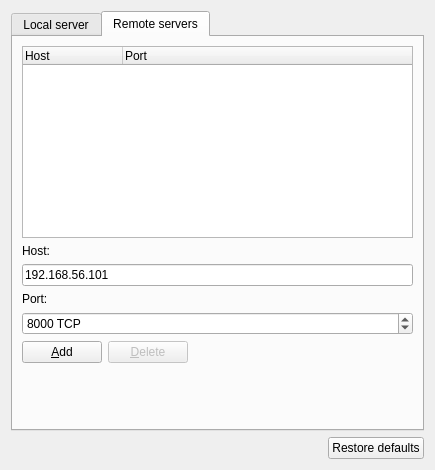
Qt form gns3/ui/server_preferences_page.ui (GNS3/gns3-gui) before a commit.
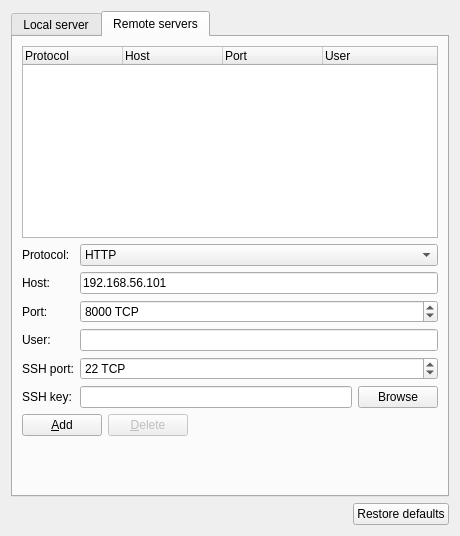
The same form after that commit. The open tabs and pages were chosen to show the change.

Patch:
```diff
--- a/gns3/ui/server_preferences_page.ui
+++ b/gns3/ui/server_preferences_page.ui
@@ -6,14 +6,14 @@
    <rect>
     <x>0</x>
     <y>0</y>
-    <width>435</width>
-    <height>445</height>
+    <width>460</width>
+    <height>536</height>
    </rect>
   </property>
   <property name="windowTitle">
    <string>Server</string>
   </property>
-  <layout class="QVBoxLayout">
+  <layout class="QVBoxLayout" name="verticalLayout">
    <item>
     <widget class="QTabWidget" name="uiTabWidget">
      <property name="currentIndex">
@@ -233,19 +233,67 @@
       <attribute name="title">
        <string>Remote servers</string>
       </attribute>
-      <layout class="QGridLayout" name="gridLayout_2">
-       <item row="0" column="0" colspan="2">
+      <layout class="QVBoxLayout" name="verticalLayout_3">
+       <item>
         <widget class="QTreeWidget" name="uiRemoteServersTreeWidget">
+         <property name="columnCount">
+          <number>4</number>
+         </property>
          <column>
           <property name="text">
-           <string>Host</string>
+           <string notr="true">Protocol</string>
           </property>
          </column>
          <column>
           <property name="text">
-           <string>Port</string>
+           <string notr="true">Host</string>
           </property>
          </column>
+         <column>
+          <property name="text">
+           <string notr="true">Port</string>
+          </property>
+         </column>
+         <column>
+          <property name="text">
+           <string>User</string>
+          </property>
+         </column>
+        </widget>
+       </item>
+       <item>
+        <layout class="QFormLayout" name="formLayout">
+         <property name="fieldGrowthPolicy">
+          <enum>QFormLayout::ExpandingFieldsGrow</enum>
+         </property>
+         <item row="0" column="0">
+          <widget class="QLabel" name="uiRemoteServerProtocolLabel">
+           <property name="text">
+            <string>Protocol:</string>
+           </property>
+          </widget>
+         </item>
+         <item row="0" column="1">
+          <widget class="QComboBox" name="uiRemoteServerProtocolComboBox">
+           <property name="sizePolicy">
+            <sizepolicy hsizetype="Expanding" vsizetype="Fixed">
+             <horstretch>0</horstretch>
+             <verstretch>0</verstretch>
+            </sizepolicy>
+           </property>
+           <property name="currentText">
+            <string>HTTP</string>
+           </property>
+           <item>
+            <property name="text">
+             <string>HTTP</string>
+            </property>
+           </item>
+           <item>
+            <property name="text">
+             <string>SSH</string>
+            </property>
+           </item>
         </widget>
        </item>
        <item row="1" column="0">
@@ -255,21 +303,106 @@
          </property>
         </widget>
        </item>
-       <item row="2" column="0" colspan="2">
+         <item row="1" column="1">
         <widget class="QLineEdit" name="uiRemoteServerPortLineEdit">
          <property name="text">
           <string>192.168.56.101</string>
          </property>
         </widget>
        </item>
-       <item row="3" column="0">
+         <item row="2" column="0">
         <widget class="QLabel" name="uiRemoteServerPortLabel">
          <property name="text">
           <string>Port:</string>
          </property>
         </widget>
        </item>
+         <item row="2" column="1">
+          <widget class="QSpinBox" name="uiRemoteServerPortSpinBox">
+           <property name="sizePolicy">
+            <sizepolicy hsizetype="Expanding" vsizetype="Fixed">
+             <horstretch>0</horstretch>
+             <verstretch>0</verstretch>
+            </sizepolicy>
+           </property>
+           <property name="suffix">
+            <string notr="true"> TCP</string>
+           </property>
+           <property name="maximum">
+            <number>65535</number>
+           </property>
+           <property name="value">
+            <number>8000</number>
+           </property>
+          </widget>
+         </item>
+         <item row="4" column="1">
+          <widget class="QSpinBox" name="uiRemoteServerSSHPortSpinBox">
+           <property name="sizePolicy">
+            <sizepolicy hsizetype="Expanding" vsizetype="Fixed">
+             <horstretch>0</horstretch>
+             <verstretch>0</verstretch>
+            </sizepolicy>
+           </property>
+           <property name="suffix">
+            <string> TCP</string>
+           </property>
+           <property name="maximum">
+            <number>65535</number>
+           </property>
+           <property name="value">
+            <number>22</number>
+           </property>
+          </widget>
+         </item>
+         <item row="4" column="0">
+          <widget class="QLabel" name="uiRemoteServerSSHPortLabel">
+           <property name="text">
+            <string>SSH port:</string>
+           </property>
+          </widget>
+         </item>
+         <item row="3" column="0">
+          <widget class="QLabel" name="uiRemoteServerUserLabel">
+           <property name="text">
+            <string>User:</string>
+           </property>
+          </widget>
+         </item>
+         <item row="3" column="1">
+          <widget class="QLineEdit" name="uiRemoteServerUserLineEdit">
+           <property name="sizePolicy">
+            <sizepolicy hsizetype="Expanding" vsizetype="Fixed">
+             <horstretch>0</horstretch>
+             <verstretch>0</verstretch>
+            </sizepolicy>
+           </property>
+          </widget>
+         </item>
        <item row="5" column="0">
+          <widget class="QLabel" name="uiRemoteServerSSHKeyLabel">
+           <property name="text">
+            <string>SSH key:</string>
+           </property>
+          </widget>
+         </item>
+         <item row="5" column="1">
+          <layout class="QHBoxLayout" name="uiRemoteServerSSHKeyHorizontalLayout">
+           <item>
+            <widget class="QLineEdit" name="uiRemoteServerSSHKeyLineEdit"/>
+           </item>
+           <item>
+            <widget class="QPushButton" name="uiRemoteServerSSHKeyPushButton">
+             <property name="text">
+              <string>Browse</string>
+             </property>
+            </widget>
+           </item>
+          </layout>
+         </item>
+        </layout>
+       </item>
+       <item>
         <layout class="QHBoxLayout" name="horizontalLayout_3">
          <item>
           <widget class="QPushButton" name="uiAddRemoteServerPushButton">
@@ -288,9 +421,7 @@
            </property>
           </widget>
          </item>
-        </layout>
-       </item>
-       <item row="5" column="1">
+         <item>
         <spacer name="horizontalSpacer_2">
          <property name="orientation">
           <enum>Qt::Horizontal</enum>
@@ -303,7 +434,9 @@
          </property>
         </spacer>
        </item>
-       <item row="6" column="0" colspan="2">
+        </layout>
+       </item>
+       <item>
         <spacer name="spacer_2">
          <property name="orientation">
           <enum>Qt::Vertical</enum>
@@ -316,19 +449,6 @@
          </property>
         </spacer>
        </item>
-       <item row="4" column="0" colspan="2">
-        <widget class="QSpinBox" name="uiRemoteServerPortSpinBox">
-         <property name="suffix">
-          <string notr="true"> TCP</string>
-         </property>
-         <property name="maximum">
-          <number>65535</number>
-         </property>
-         <property name="value">
-          <number>8000</number>
-         </property>
-        </widget>
-       </item>
       </layout>
      </widget>
     </widget>
```
Left out of the diff: 25 changed lines with no effect on the pictures. Lines whose indentation alone changed are shown as unchanged.
